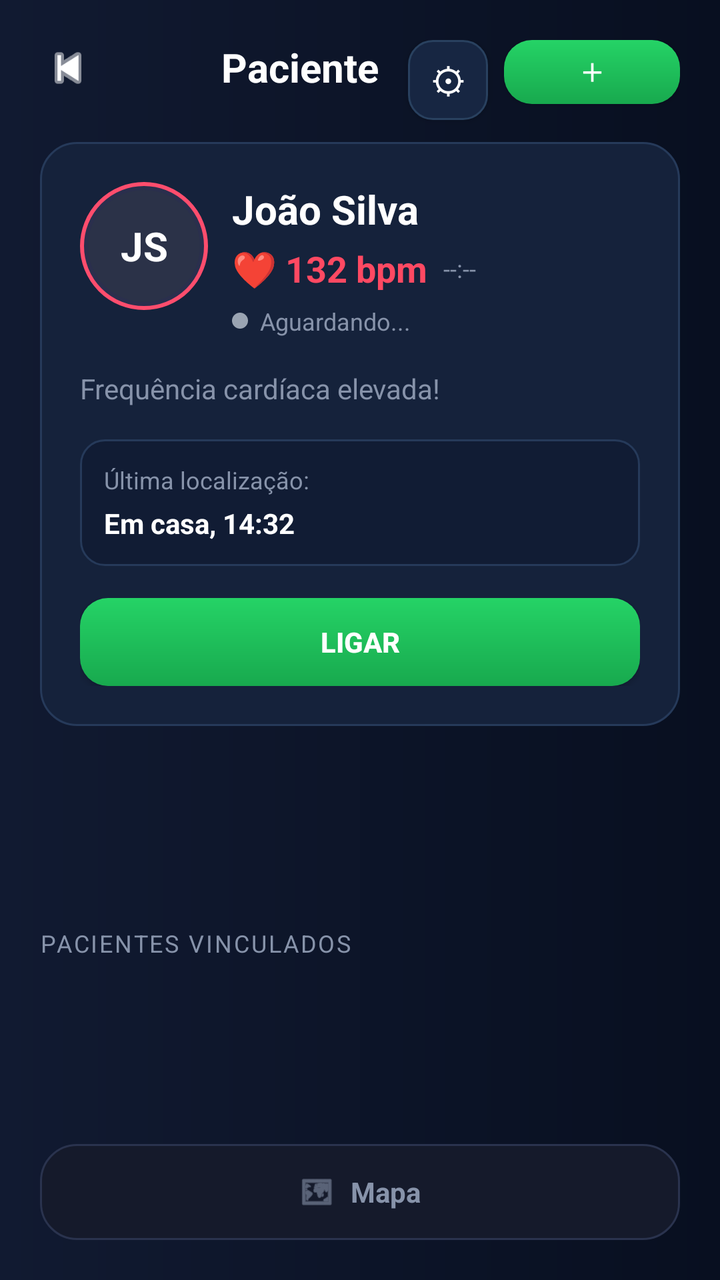
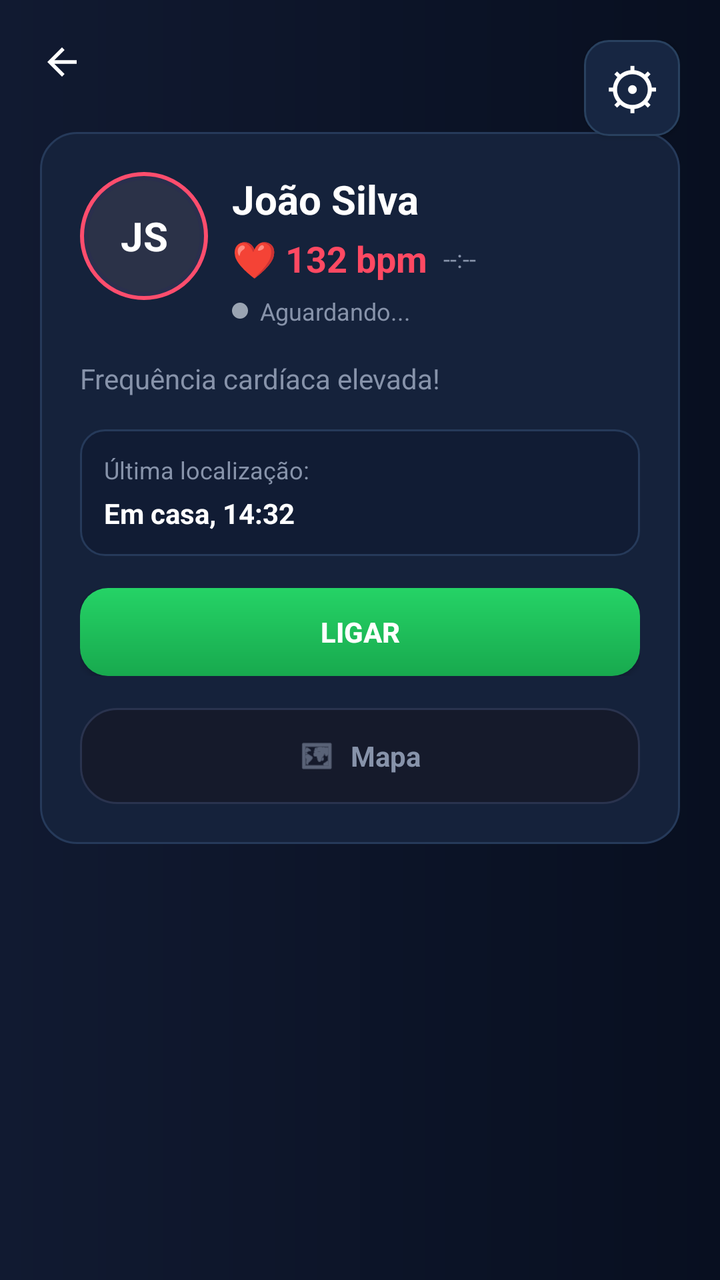

Before-and-after screenshots of an Android layout around one commit, followed by the original layout XML and the change that was made.
<!-- AndroidManifest.xml: activity theme Theme.AppCompat.DayNight.NoActionBar -->
<!-- res/layout/activity_caregiver.xml -->
<?xml version="1.0" encoding="utf-8"?>
<androidx.constraintlayout.widget.ConstraintLayout xmlns:android="http://schemas.android.com/apk/res/android"
    xmlns:app="http://schemas.android.com/apk/res-auto"
    xmlns:tools="http://schemas.android.com/tools"
    android:id="@+id/cl_caregiver_root"
    android:layout_width="match_parent"
    android:layout_height="match_parent"
    android:background="@drawable/bg_caregiver_screen"
    android:padding="20dp"
    tools:context=".CaregiverActivity">

    <ImageView
        android:id="@+id/iv_back"
        android:layout_width="28dp"
        android:layout_height="28dp"
        android:contentDescription="@string/caregiver_back"
        android:src="@android:drawable/ic_media_previous"
        android:tint="@color/caregiver_text_primary"
        app:layout_constraintStart_toStartOf="parent"
        app:layout_constraintTop_toTopOf="parent" />

    <TextView
        android:id="@+id/tv_alert_title"
        android:layout_width="wrap_content"
        android:layout_height="wrap_content"
        android:text="Paciente"
        android:textColor="@color/caregiver_text_primary"
        android:textSize="20sp"
        android:textStyle="bold"
        app:layout_constraintEnd_toStartOf="@id/btn_add_paciente"
        app:layout_constraintStart_toEndOf="@id/iv_back"
        app:layout_constraintTop_toTopOf="parent" />

    <Button
        android:id="@+id/btn_add_paciente"
        android:layout_width="wrap_content"
        android:layout_height="32dp"
        android:background="@drawable/bg_caregiver_button_primary"
        android:paddingStart="12dp"
        android:paddingEnd="12dp"
        android:text="＋"
        android:textColor="@color/caregiver_text_primary"
        android:textSize="12sp"
        android:textStyle="bold"
        app:layout_constraintEnd_toEndOf="parent"
        app:layout_constraintTop_toTopOf="parent" />

    <Button
        android:id="@+id/btn_config_paciente"
        android:layout_width="40dp"
        android:layout_height="40dp"
        android:layout_marginEnd="8dp"
        android:background="@drawable/bg_caregiver_button_secondary"
        android:contentDescription="Configurar zona segura"
        android:minWidth="0dp"
        android:minHeight="0dp"
        android:padding="0dp"
        android:text="⚙"
        android:textColor="@color/caregiver_text_primary"
        android:textSize="18sp"
        app:layout_constraintEnd_toStartOf="@id/btn_add_paciente"
        app:layout_constraintTop_toTopOf="parent" />

    <androidx.constraintlayout.widget.ConstraintLayout
        android:id="@+id/card_alert"
        android:layout_width="0dp"
        android:layout_height="wrap_content"
        android:background="@drawable/bg_caregiver_card"
        android:padding="20dp"
        app:layout_constraintEnd_toEndOf="parent"
        app:layout_constraintStart_toStartOf="parent"
        app:layout_constraintTop_toBottomOf="@id/tv_alert_title"
        android:layout_marginTop="24dp">

        <FrameLayout
            android:id="@+id/avatar_container"
            android:layout_width="64dp"
            android:layout_height="64dp"
            android:background="@drawable/bg_caregiver_avatar_ring"
            android:padding="4dp"
            app:layout_constraintStart_toStartOf="parent"
            app:layout_constraintTop_toTopOf="parent">

            <TextView
                android:id="@+id/tv_avatar_initials"
                android:layout_width="match_parent"
                android:layout_height="match_parent"
                android:background="@drawable/bg_caregiver_avatar_inner"
                android:gravity="center"
                android:text="@string/caregiver_patient_initials"
                android:textColor="@color/caregiver_text_primary"
                android:textSize="20sp"
                android:textStyle="bold" />
        </FrameLayout>

        <TextView
            android:id="@+id/tv_patient_name"
            android:layout_width="wrap_content"
            android:layout_height="wrap_content"
            android:text="@string/caregiver_patient_name"
            android:textColor="@color/caregiver_text_primary"
            android:textSize="20sp"
            android:textStyle="bold"
            app:layout_constraintStart_toEndOf="@id/avatar_container"
            app:layout_constraintTop_toTopOf="@id/avatar_container"
            android:layout_marginStart="12dp" />

        <TextView
            android:id="@+id/tv_bpm_value"
            android:layout_width="wrap_content"
            android:layout_height="wrap_content"
            android:text="@string/caregiver_bpm_value"
            android:textColor="@color/caregiver_alert_red"
            android:textSize="18sp"
            android:textStyle="bold"
            app:layout_constraintStart_toEndOf="@id/avatar_container"
            app:layout_constraintTop_toBottomOf="@id/tv_patient_name"
            android:layout_marginStart="12dp"
            android:layout_marginTop="4dp" />

        <TextView
            android:id="@+id/tv_bpm_timestamp"
            android:layout_width="wrap_content"
            android:layout_height="wrap_content"
            android:text="--:--"
            android:textColor="@color/caregiver_text_secondary"
            android:textSize="12sp"
            app:layout_constraintBottom_toBottomOf="@id/tv_bpm_value"
            app:layout_constraintStart_toEndOf="@id/tv_bpm_value"
            app:layout_constraintTop_toTopOf="@id/tv_bpm_value"
            android:layout_marginStart="8dp" />

        
        <LinearLayout
            android:id="@+id/ll_status_monitoramento"
            android:layout_width="wrap_content"
            android:layout_height="wrap_content"
            android:orientation="horizontal"
            android:gravity="center_vertical"
            app:layout_constraintStart_toEndOf="@id/avatar_container"
            app:layout_constraintTop_toBottomOf="@id/tv_bpm_value"
            android:layout_marginStart="12dp"
            android:layout_marginTop="6dp">

            <View
                android:id="@+id/v_status_dot"
                android:layout_width="8dp"
                android:layout_height="8dp"
                android:background="@drawable/bg_status_dot"
                android:layout_marginEnd="6dp" />

            <TextView
                android:id="@+id/tv_status_monitoramento"
                android:layout_width="wrap_content"
                android:layout_height="wrap_content"
                android:text="Aguardando..."
                android:textColor="@color/caregiver_text_secondary"
                android:textSize="12sp" />
        </LinearLayout>

        <TextView
            android:id="@+id/tv_alert_message"
            android:layout_width="0dp"
            android:layout_height="wrap_content"
            android:text="@string/caregiver_alert_message"
            android:textColor="@color/caregiver_text_secondary"
            android:textSize="14sp"
            app:layout_constraintStart_toStartOf="parent"
            app:layout_constraintTop_toBottomOf="@id/ll_status_monitoramento"
            app:layout_constraintEnd_toEndOf="parent"
            android:layout_marginTop="16dp" />

        <LinearLayout
            android:id="@+id/location_container"
            android:layout_width="0dp"
            android:layout_height="wrap_content"
            android:background="@drawable/bg_caregiver_pill"
            android:orientation="vertical"
            android:padding="12dp"
            app:layout_constraintStart_toStartOf="parent"
            app:layout_constraintTop_toBottomOf="@id/tv_alert_message"
            app:layout_constraintEnd_toEndOf="parent"
            android:layout_marginTop="16dp">

            <TextView
                android:id="@+id/tv_location_label"
                android:layout_width="wrap_content"
                android:layout_height="wrap_content"
                android:text="@string/caregiver_last_location_label"
                android:textColor="@color/caregiver_text_secondary"
                android:textSize="12sp" />

            <TextView
                android:id="@+id/tv_location_value"
                android:layout_width="wrap_content"
                android:layout_height="wrap_content"
                android:layout_marginTop="4dp"
                android:text="@string/caregiver_last_location_value"
                android:textColor="@color/caregiver_text_primary"
                android:textSize="14sp"
                android:textStyle="bold" />
        </LinearLayout>

        <LinearLayout
            android:id="@+id/actions_container"
            android:layout_width="0dp"
            android:layout_height="wrap_content"
            android:orientation="horizontal"
            app:layout_constraintStart_toStartOf="parent"
            app:layout_constraintTop_toBottomOf="@id/location_container"
            app:layout_constraintEnd_toEndOf="parent"
            android:layout_marginTop="16dp">

            <Button
                android:id="@+id/btn_call"
                android:layout_width="match_parent"
                android:layout_height="44dp"
                android:background="@drawable/bg_caregiver_button_primary"
                android:text="@string/caregiver_call_button"
                android:textColor="@color/caregiver_text_primary"
                android:textStyle="bold" />
        </LinearLayout>
    </androidx.constraintlayout.widget.ConstraintLayout>

    <LinearLayout
        android:id="@+id/section_pacientes"
        android:layout_width="0dp"
        android:layout_height="wrap_content"
        android:orientation="vertical"
        app:layout_constraintTop_toBottomOf="@id/card_alert"
        app:layout_constraintStart_toStartOf="parent"
        app:layout_constraintEnd_toEndOf="parent"
        app:layout_constraintBottom_toTopOf="@id/bottom_map"
        android:layout_marginTop="20dp">

        <TextView
            android:id="@+id/tv_label_pacientes"
            android:layout_width="wrap_content"
            android:layout_height="wrap_content"
            android:text="Pacientes vinculados"
            android:textColor="@color/caregiver_text_secondary"
            android:textSize="12sp"
            android:textAllCaps="true"
            android:letterSpacing="0.08"
            android:layout_marginBottom="12dp" />

        <HorizontalScrollView
            android:layout_width="match_parent"
            android:layout_height="wrap_content"
            android:scrollbars="none">

            <LinearLayout
                android:id="@+id/ll_pacientes_secundarios"
                android:layout_width="wrap_content"
                android:layout_height="wrap_content"
                android:orientation="horizontal"
                android:gravity="center_vertical" />
        </HorizontalScrollView>
    </LinearLayout>

    <LinearLayout
        android:id="@+id/bottom_map"
        android:layout_width="0dp"
        android:layout_height="48dp"
        android:layout_marginTop="24dp"
        android:background="@drawable/bg_caregiver_bottom_bar"
        android:gravity="center"
        android:orientation="horizontal"
        app:layout_constraintBottom_toBottomOf="parent"
        app:layout_constraintStart_toStartOf="parent"
        app:layout_constraintEnd_toEndOf="parent">

        <ImageView
            android:layout_width="18dp"
            android:layout_height="18dp"
            android:contentDescription="@null"
            android:src="@android:drawable/ic_menu_mapmode"
            android:tint="@color/caregiver_text_secondary" />

        <TextView
            android:layout_width="wrap_content"
            android:layout_height="wrap_content"
            android:layout_marginStart="8dp"
            android:text="@string/caregiver_bottom_map"
            android:textColor="@color/caregiver_text_secondary"
            android:textStyle="bold" />
    </LinearLayout>

</androidx.constraintlayout.widget.ConstraintLayout>
<!-- resources referenced by this layout -->
<resources>
  <color name="caregiver_alert_red">#FF4962</color>
  <color name="caregiver_text_primary">#FFFFFF</color>
  <color name="caregiver_text_secondary">#8793AA</color>
  <!-- drawable bg_caregiver_avatar_inner (drawable) -->
  <?xml version="1.0" encoding="utf-8"?>
  <shape xmlns:android="http://schemas.android.com/apk/res/android" android:shape="oval">
      <solid android:color="#2B3248" />
  </shape>
  <!-- drawable bg_caregiver_avatar_ring (drawable) -->
  <?xml version="1.0" encoding="utf-8"?>
  <shape xmlns:android="http://schemas.android.com/apk/res/android" android:shape="oval">
      <solid android:color="#2A2F4D" />
      <stroke android:width="2dp" android:color="#FF4D6D" />
  </shape>
  <!-- drawable bg_caregiver_bottom_bar (drawable) -->
  <?xml version="1.0" encoding="utf-8"?>
  <shape xmlns:android="http://schemas.android.com/apk/res/android" android:shape="rectangle">
      <solid android:color="#151A2B" />
      <corners android:radius="18dp" />
      <stroke android:width="1dp" android:color="#2A334E" />
  </shape>
  <!-- drawable bg_caregiver_button_primary (drawable) -->
  <?xml version="1.0" encoding="utf-8"?>
  <shape xmlns:android="http://schemas.android.com/apk/res/android" android:shape="rectangle">
      <gradient
          android:angle="270"
          android:endColor="#18A94E"
          android:startColor="#25D366" />
      <corners android:radius="14dp" />
  </shape>
  <!-- drawable bg_caregiver_button_secondary (drawable) -->
  <?xml version="1.0" encoding="utf-8"?>
  <shape xmlns:android="http://schemas.android.com/apk/res/android" android:shape="rectangle">
      <solid android:color="#172642" />
      <corners android:radius="12dp" />
      <stroke android:width="1dp" android:color="#29415F" />
  </shape>
  <!-- drawable bg_caregiver_card (drawable) -->
  <?xml version="1.0" encoding="utf-8"?>
  <shape xmlns:android="http://schemas.android.com/apk/res/android" android:shape="rectangle">
      <solid android:color="#15223B" />
      <corners android:radius="18dp" />
      <stroke android:width="1dp" android:color="#263A5A" />
  </shape>
  <!-- drawable bg_caregiver_pill (drawable) -->
  <?xml version="1.0" encoding="utf-8"?>
  <shape xmlns:android="http://schemas.android.com/apk/res/android" android:shape="rectangle">
      <solid android:color="#111C34" />
      <corners android:radius="12dp" />
      <stroke android:width="1dp" android:color="#263A5A" />
  </shape>
  <!-- drawable bg_caregiver_screen (drawable) -->
  <?xml version="1.0" encoding="utf-8"?>
  <shape xmlns:android="http://schemas.android.com/apk/res/android" android:shape="rectangle">
      <gradient
          android:angle="180"
          android:endColor="#111A31"
          android:startColor="#080F20"
          android:type="linear" />
  </shape>
  <!-- drawable bg_status_dot (drawable) -->
  <?xml version="1.0" encoding="utf-8"?>
  <shape xmlns:android="http://schemas.android.com/apk/res/android"
      android:shape="oval">
      <solid android:color="#9AA4B2" />
  </shape>
  <string name="caregiver_alert_message">Frequência cardíaca elevada!</string>
  <string name="caregiver_back">Voltar</string>
  <string name="caregiver_bottom_map">Mapa</string>
  <string name="caregiver_bpm_value">❤ 132 bpm</string>
  <string name="caregiver_call_button">LIGAR</string>
  <string name="caregiver_last_location_label">Última localização:</string>
  <string name="caregiver_last_location_value">Em casa, 14:32</string>
  <string name="caregiver_patient_initials">JS</string>
  <string name="caregiver_patient_name">João Silva</string>
</resources>

<!-- the commit's change to res/layout/activity_caregiver.xml (unified diff, before → after) -->
@@ -11,45 +11,20 @@
 
     <ImageView
         android:id="@+id/iv_back"
-        android:layout_width="28dp"
-        android:layout_height="28dp"
+        android:layout_width="@dimen/login_back_size"
+        android:layout_height="@dimen/login_back_size"
+        android:clickable="true"
         android:contentDescription="@string/caregiver_back"
-        android:src="@android:drawable/ic_media_previous"
+        android:focusable="true"
+        android:src="@drawable/ic_login_back"
         android:tint="@color/caregiver_text_primary"
         app:layout_constraintStart_toStartOf="parent"
         app:layout_constraintTop_toTopOf="parent" />
 
-    <TextView
-        android:id="@+id/tv_alert_title"
-        android:layout_width="wrap_content"
-        android:layout_height="wrap_content"
-        android:text="Paciente"
-        android:textColor="@color/caregiver_text_primary"
-        android:textSize="20sp"
-        android:textStyle="bold"
-        app:layout_constraintEnd_toStartOf="@id/btn_add_paciente"
-        app:layout_constraintStart_toEndOf="@id/iv_back"
-        app:layout_constraintTop_toTopOf="parent" />
-
-    <Button
-        android:id="@+id/btn_add_paciente"
-        android:layout_width="wrap_content"
-        android:layout_height="32dp"
-        android:background="@drawable/bg_caregiver_button_primary"
-        android:paddingStart="12dp"
-        android:paddingEnd="12dp"
-        android:text="＋"
-        android:textColor="@color/caregiver_text_primary"
-        android:textSize="12sp"
-        android:textStyle="bold"
-        app:layout_constraintEnd_toEndOf="parent"
-        app:layout_constraintTop_toTopOf="parent" />
-
     <Button
         android:id="@+id/btn_config_paciente"
-        android:layout_width="40dp"
-        android:layout_height="40dp"
-        android:layout_marginEnd="8dp"
+        android:layout_width="48dp"
+        android:layout_height="48dp"
         android:background="@drawable/bg_caregiver_button_secondary"
         android:contentDescription="Configurar zona segura"
         android:minWidth="0dp"
@@ -57,8 +32,8 @@
         android:padding="0dp"
         android:text="⚙"
         android:textColor="@color/caregiver_text_primary"
-        android:textSize="18sp"
-        app:layout_constraintEnd_toStartOf="@id/btn_add_paciente"
+        android:textSize="28sp"
+        app:layout_constraintEnd_toEndOf="parent"
         app:layout_constraintTop_toTopOf="parent" />
 
     <androidx.constraintlayout.widget.ConstraintLayout
@@ -69,7 +44,7 @@
         android:padding="20dp"
         app:layout_constraintEnd_toEndOf="parent"
         app:layout_constraintStart_toStartOf="parent"
-        app:layout_constraintTop_toBottomOf="@id/tv_alert_title"
+        app:layout_constraintTop_toBottomOf="@id/iv_back"
         android:layout_marginTop="24dp">
 
         <FrameLayout
@@ -220,70 +195,34 @@
                 android:textColor="@color/caregiver_text_primary"
                 android:textStyle="bold" />
         </LinearLayout>
+        <LinearLayout
+            android:id="@+id/bottom_map"
+            android:layout_width="0dp"
+            android:layout_height="48dp"
+            android:layout_marginTop="16dp"
+            android:background="@drawable/bg_caregiver_bottom_bar"
+            android:gravity="center"
+            android:orientation="horizontal"
+            app:layout_constraintBottom_toBottomOf="parent"
+            app:layout_constraintEnd_toEndOf="parent"
+            app:layout_constraintStart_toStartOf="parent"
+            app:layout_constraintTop_toBottomOf="@id/actions_container">
+
+            <ImageView
+                android:layout_width="18dp"
+                android:layout_height="18dp"
+                android:contentDescription="@null"
+                android:src="@android:drawable/ic_menu_mapmode"
+                android:tint="@color/caregiver_text_secondary" />
+
+            <TextView
+                android:layout_width="wrap_content"
+                android:layout_height="wrap_content"
+                android:layout_marginStart="8dp"
+                android:text="@string/caregiver_bottom_map"
+                android:textColor="@color/caregiver_text_secondary"
+                android:textStyle="bold" />
+        </LinearLayout>
     </androidx.constraintlayout.widget.ConstraintLayout>
 
-    <LinearLayout
-        android:id="@+id/section_pacientes"
-        android:layout_width="0dp"
-        android:layout_height="wrap_content"
-        android:orientation="vertical"
-        app:layout_constraintTop_toBottomOf="@id/card_alert"
-        app:layout_constraintStart_toStartOf="parent"
-        app:layout_constraintEnd_toEndOf="parent"
-        app:layout_constraintBottom_toTopOf="@id/bottom_map"
-        android:layout_marginTop="20dp">
-
-        <TextView
-            android:id="@+id/tv_label_pacientes"
-            android:layout_width="wrap_content"
-            android:layout_height="wrap_content"
-            android:text="Pacientes vinculados"
-            android:textColor="@color/caregiver_text_secondary"
-            android:textSize="12sp"
-            android:textAllCaps="true"
-            android:letterSpacing="0.08"
-            android:layout_marginBottom="12dp" />
-
-        <HorizontalScrollView
-            android:layout_width="match_parent"
-            android:layout_height="wrap_content"
-            android:scrollbars="none">
-
-            <LinearLayout
-                android:id="@+id/ll_pacientes_secundarios"
-                android:layout_width="wrap_content"
-                android:layout_height="wrap_content"
-                android:orientation="horizontal"
-                android:gravity="center_vertical" />
-        </HorizontalScrollView>
-    </LinearLayout>
-
-    <LinearLayout
-        android:id="@+id/bottom_map"
-        android:layout_width="0dp"
-        android:layout_height="48dp"
-        android:layout_marginTop="24dp"
-        android:background="@drawable/bg_caregiver_bottom_bar"
-        android:gravity="center"
-        android:orientation="horizontal"
-        app:layout_constraintBottom_toBottomOf="parent"
-        app:layout_constraintStart_toStartOf="parent"
-        app:layout_constraintEnd_toEndOf="parent">
-
-        <ImageView
-            android:layout_width="18dp"
-            android:layout_height="18dp"
-            android:contentDescription="@null"
-            android:src="@android:drawable/ic_menu_mapmode"
-            android:tint="@color/caregiver_text_secondary" />
-
-        <TextView
-            android:layout_width="wrap_content"
-            android:layout_height="wrap_content"
-            android:layout_marginStart="8dp"
-            android:text="@string/caregiver_bottom_map"
-            android:textColor="@color/caregiver_text_secondary"
-            android:textStyle="bold" />
-    </LinearLayout>
-
 </androidx.constraintlayout.widget.ConstraintLayout>
<!-- resource entries referenced after the edit -->
@@ -3,6 +3,7 @@
   <color name="caregiver_alert_red">#FF4962</color>
   <color name="caregiver_text_primary">#FFFFFF</color>
   <color name="caregiver_text_secondary">#8793AA</color>
+  <dimen name="login_back_size">24dp</dimen>
   <!-- drawable bg_caregiver_avatar_inner (drawable) -->
   <?xml version="1.0" encoding="utf-8"?>
   <shape xmlns:android="http://schemas.android.com/apk/res/android" android:shape="oval">
@@ -66,6 +67,17 @@
       android:shape="oval">
       <solid android:color="#9AA4B2" />
   </shape>
+  <!-- drawable ic_login_back (drawable) -->
+  <?xml version="1.0" encoding="utf-8"?>
+  <vector xmlns:android="http://schemas.android.com/apk/res/android"
+      android:width="24dp"
+      android:height="24dp"
+      android:viewportWidth="24"
+      android:viewportHeight="24">
+      <path
+          android:fillColor="@color/login_text_primary"
+          android:pathData="M20,11H7.83l5.59,-5.59L12,4l-8,8 8,8 1.41,-1.41L7.83,13H20v-2z" />
+  </vector>
   <string name="caregiver_alert_message">Frequência cardíaca elevada!</string>
   <string name="caregiver_back">Voltar</string>
   <string name="caregiver_bottom_map">Mapa</string>
@@ -75,5 +87,6 @@
   <string name="caregiver_last_location_value">Em casa, 14:32</string>
   <string name="caregiver_patient_initials">JS</string>
   <string name="caregiver_patient_name">João Silva</string>
+  <color name="login_text_primary">#FFFFFF</color>
 </resources>
 
